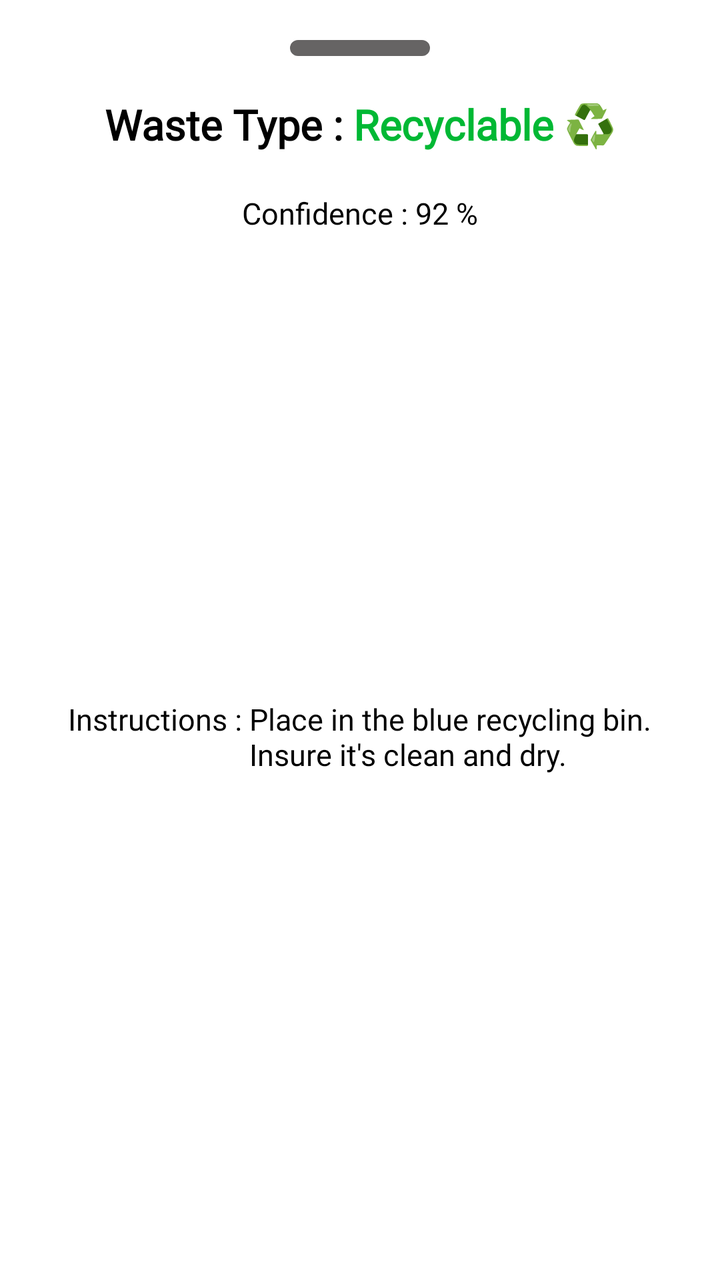
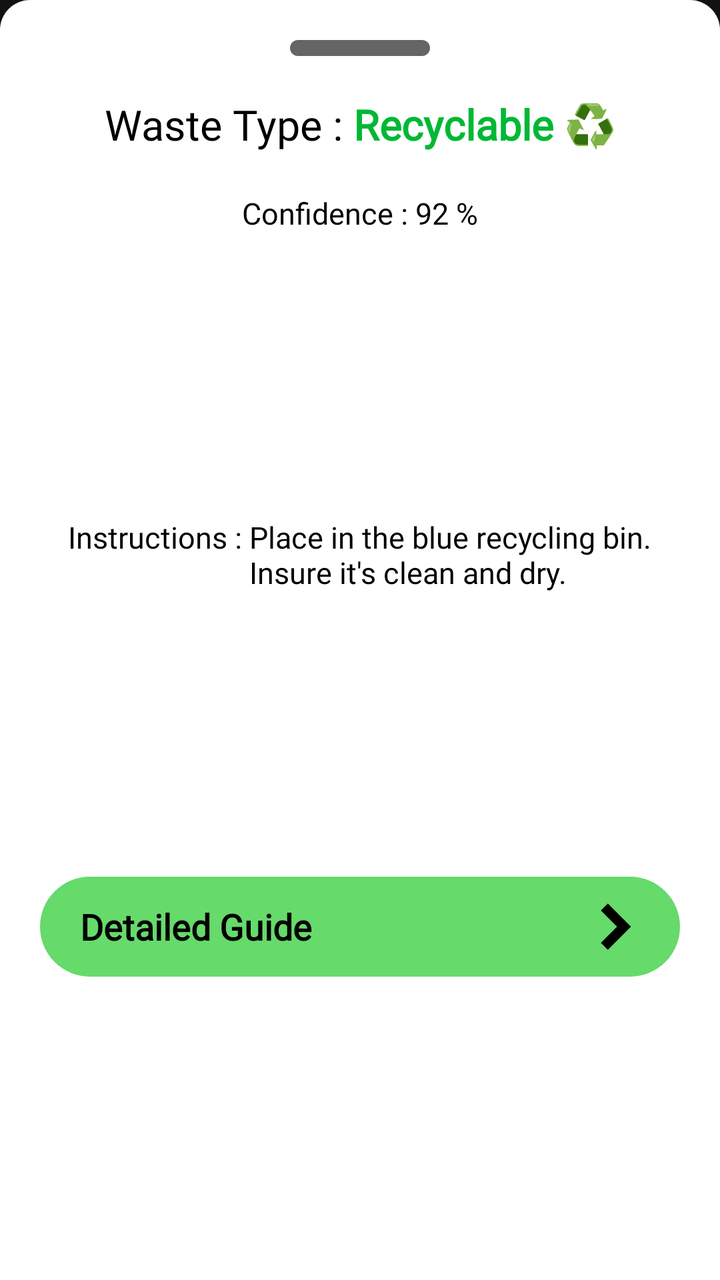

Compare the two renders of this Android layout. The source of the first and the diff that turns it into the second are given below.
<!-- AndroidManifest.xml: application theme Theme.WasteSorterApp -->
<!-- res/layout/results_dialog.xml -->
<?xml version="1.0" encoding="utf-8"?>
<androidx.constraintlayout.widget.ConstraintLayout xmlns:android="http://schemas.android.com/apk/res/android"
    xmlns:app="http://schemas.android.com/apk/res-auto"
    android:layout_width="match_parent"
    android:layout_height="wrap_content"
    android:padding="20dp"
    android:background="@color/white">

    <ImageView
        android:id="@+id/bar"
        android:layout_width="wrap_content"
        android:layout_height="wrap_content"
        android:src="@drawable/rec"
        app:layout_constraintEnd_toEndOf="parent"
        app:layout_constraintStart_toStartOf="parent"
        app:layout_constraintTop_toTopOf="parent"
       />

    <LinearLayout
        android:id="@+id/llWasteType"
        android:layout_width="wrap_content"
        android:layout_height="wrap_content"
        android:layout_marginTop="20dp"
        android:orientation="horizontal"
        app:layout_constraintEnd_toEndOf="parent"
        app:layout_constraintStart_toStartOf="parent"
        app:layout_constraintTop_toBottomOf="@id/bar">

        <TextView
            android:layout_width="wrap_content"
            android:layout_height="wrap_content"
            android:text="Waste Type : "
            android:textColor="@color/black"
            android:fontFamily="@font/inter_black"
            android:textSize="21sp"
            android:textStyle="bold" />

        <TextView
            android:id="@+id/tvWasteType"
            android:layout_width="wrap_content"
            android:layout_height="wrap_content"
            android:text="Recyclable ♻️"
            android:textColor="@color/secondary_variant"
            android:fontFamily="@font/inter_semibold"
            android:textSize="21sp"
            android:textStyle="bold" />

    </LinearLayout>
    <LinearLayout
        android:layout_width="wrap_content"
        android:id="@+id/llConfidence"
        app:layout_constraintEnd_toEndOf="parent"
        app:layout_constraintStart_toStartOf="parent"
        app:layout_constraintTop_toBottomOf="@id/llWasteType"
        android:layout_marginTop="20dp"
        android:orientation="horizontal"
        android:layout_height="wrap_content">
        <TextView
            android:layout_width="wrap_content"
            android:layout_height="wrap_content"
            android:text="Confidence : "
            android:textSize="15sp"
            android:fontFamily="@font/inter_semibold"
            android:textColor="@color/black"
       />
        <TextView
            android:id="@+id/tvConfidencePercentage"
            android:layout_width="wrap_content"
            android:layout_height="wrap_content"
            android:text="92 %"
            android:textSize="15sp"
            android:fontFamily="@font/inter_semibold"
            android:textColor="@color/black"
      />
    </LinearLayout>

    <LinearLayout
        android:id="@+id/llInstructions"
        android:layout_width="wrap_content"
        android:layout_height="wrap_content"
        android:layout_marginTop="20dp"
        android:layout_marginBottom="20dp"
        android:orientation="horizontal"
        app:layout_constraintBottom_toBottomOf="parent"
        app:layout_constraintEnd_toEndOf="parent"
        app:layout_constraintStart_toStartOf="parent"
        app:layout_constraintTop_toBottomOf="@id/llConfidence">

        <TextView
            android:layout_width="wrap_content"
            android:layout_height="wrap_content"
            android:text="Instructions : "
            android:textColor="@color/black"
            android:fontFamily="@font/inter_bold"
            android:textSize="15sp" />

        <TextView
            android:id="@+id/tvInstructions"
            android:layout_width="wrap_content"
            android:layout_height="wrap_content"
            android:text="Place in the blue recycling bin.\nInsure it's clean and dry."
            android:textColor="@color/black"
            android:fontFamily="@font/inter_semibold"
            android:textSize="15sp" />
    </LinearLayout>


</androidx.constraintlayout.widget.ConstraintLayout>
<!-- resources referenced by this layout -->
<resources>
  <color name="black">#FF000000</color>
  <color name="secondary_variant">#00b834</color>
  <color name="white">#FFFFFFFF</color>
  <!-- drawable rec (drawable) -->
  <vector xmlns:android="http://schemas.android.com/apk/res/android"
      android:width="70dp"
      android:height="8dp"
      android:viewportWidth="70"
      android:viewportHeight="8">
    <path
        android:pathData="M4,0L66,0A4,4 0,0 1,70 4L70,4A4,4 0,0 1,66 8L4,8A4,4 0,0 1,0 4L0,4A4,4 0,0 1,4 0z"
        android:fillColor="#666464"/>
  </vector>
  <style name="Theme.WasteSorterApp" parent="Theme.MaterialComponents.DayNight.NoActionBar">
          
          <item name="colorPrimary">@color/secondary_variant</item>
  
          <item name="colorPrimaryVariant">@color/primary_variant</item>
          <item name="colorOnPrimary">@color/black</item>
          <item name="android:textColor">@color/white</item>
          
          <item name="colorSecondary">@color/secondary</item>
          <item name="colorSecondaryVariant">@color/secondary_variant</item>
          <item name="colorOnSecondary">@color/black</item>
  
          <item name="android:windowBackground">@color/background</item>
          
          <item name="android:statusBarColor">?attr/colorPrimaryVariant</item>
      </style>
  <color name="primary_variant">#242424</color>
  <color name="secondary">#1DD25F</color>
  <color name="background">#121212</color>
</resources>

<!-- the commit's change to res/layout/results_dialog.xml (unified diff, before → after) -->
@@ -4,7 +4,8 @@
     android:layout_width="match_parent"
     android:layout_height="wrap_content"
     android:padding="20dp"
-    android:background="@color/white">
+    android:background="@drawable/bg_bottom_sheet"
+    android:backgroundTint="@color/white">
 
     <ImageView
         android:id="@+id/bar"
@@ -33,7 +34,7 @@
             android:textColor="@color/black"
             android:fontFamily="@font/inter_black"
             android:textSize="21sp"
-            android:textStyle="bold" />
+       />
 
         <TextView
             android:id="@+id/tvWasteType"
@@ -78,10 +79,9 @@
         android:id="@+id/llInstructions"
         android:layout_width="wrap_content"
         android:layout_height="wrap_content"
-        android:layout_marginTop="20dp"
-        android:layout_marginBottom="20dp"
+        android:layout_marginTop="10dp"
         android:orientation="horizontal"
-        app:layout_constraintBottom_toBottomOf="parent"
+        app:layout_constraintBottom_toTopOf="@+id/button_detailed_guide"
         app:layout_constraintEnd_toEndOf="parent"
         app:layout_constraintStart_toStartOf="parent"
         app:layout_constraintTop_toBottomOf="@id/llConfidence">
@@ -89,20 +89,58 @@
         <TextView
             android:layout_width="wrap_content"
             android:layout_height="wrap_content"
+            android:fontFamily="@font/inter_bold"
             android:text="Instructions : "
             android:textColor="@color/black"
-            android:fontFamily="@font/inter_bold"
             android:textSize="15sp" />
 
         <TextView
             android:id="@+id/tvInstructions"
             android:layout_width="wrap_content"
             android:layout_height="wrap_content"
+            android:fontFamily="@font/inter_semibold"
             android:text="Place in the blue recycling bin.\nInsure it's clean and dry."
             android:textColor="@color/black"
-            android:fontFamily="@font/inter_semibold"
             android:textSize="15sp" />
     </LinearLayout>
 
+    <LinearLayout
+        android:id="@+id/button_detailed_guide"
+        android:layout_width="match_parent"
+        android:layout_height="50dp"
+        android:background="@drawable/rounded_green_button"
+        android:clickable="true"
+        android:focusable="true"
+        android:gravity="center_vertical"
+        android:orientation="horizontal"
+        android:paddingHorizontal="20dp"
+        android:layout_marginTop="10dp"
+        app:layout_constraintBottom_toBottomOf="parent"
+        app:layout_constraintEnd_toEndOf="parent"
+        app:layout_constraintStart_toStartOf="parent"
+        app:layout_constraintTop_toBottomOf="@+id/llInstructions">
+
+        <TextView
+            android:id="@+id/btn_text"
+            android:layout_width="wrap_content"
+            android:layout_height="wrap_content"
+            android:fontFamily="@font/inter_black"
+            android:text="Detailed Guide"
+            android:textColor="@color/black"
+            android:textSize="18sp"
+            android:textStyle="bold"
+            />
+        <View
+            android:layout_width="0dp"
+            android:layout_weight="1"
+            android:layout_height="match_parent"/>
+        <ImageView
+            android:id="@+id/btn_icon"
+            android:layout_width="24dp"
+            android:layout_height="24dp"
+            android:layout_marginStart="12dp"
+            android:src="@drawable/arrow_right"
+            app:tint="#000000" />
+    </LinearLayout>
 
 </androidx.constraintlayout.widget.ConstraintLayout>
<!-- resource entries referenced after the edit -->
@@ -3,6 +3,24 @@
   <color name="black">#FF000000</color>
   <color name="secondary_variant">#00b834</color>
   <color name="white">#FFFFFFFF</color>
+  <!-- drawable arrow_right (drawable) -->
+  <vector xmlns:android="http://schemas.android.com/apk/res/android"
+      android:width="22dp"
+      android:height="33dp"
+      android:viewportWidth="22"
+      android:viewportHeight="33">
+    <path
+        android:pathData="M3,3L16.5,16.5L3,30"
+        android:strokeWidth="6.75"
+        android:fillColor="#00000000"
+        android:strokeColor="#000000"/>
+  </vector>
+  <!-- drawable bg_bottom_sheet (drawable) -->
+  <?xml version="1.0" encoding="utf-8"?>
+  <shape xmlns:android="http://schemas.android.com/apk/res/android"
+      android:shape="rectangle">
+      <corners android:topLeftRadius="15dp" android:topRightRadius="15dp" />
+  </shape>
   <!-- drawable rec (drawable) -->
   <vector xmlns:android="http://schemas.android.com/apk/res/android"
       android:width="70dp"
@@ -13,6 +31,13 @@
         android:pathData="M4,0L66,0A4,4 0,0 1,70 4L70,4A4,4 0,0 1,66 8L4,8A4,4 0,0 1,0 4L0,4A4,4 0,0 1,4 0z"
         android:fillColor="#666464"/>
   </vector>
+  <!-- drawable rounded_green_button (drawable) -->
+  <?xml version="1.0" encoding="utf-8"?>
+  <shape xmlns:android="http://schemas.android.com/apk/res/android"
+      android:shape="rectangle">
+      <solid android:color="#66DA6B" />
+      <corners android:radius="50dp" />
+  </shape>
   <style name="Theme.WasteSorterApp" parent="Theme.MaterialComponents.DayNight.NoActionBar">
           
           <item name="colorPrimary">@color/secondary_variant</item>
